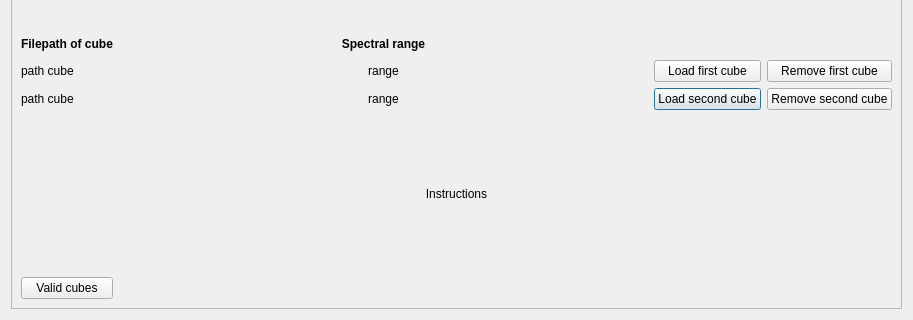
Above: identification/load_cube_dialog.ui from Llanik/Hypertool before the change; both pictures show x 0 to 913 and y 148 to 468 of the 913 by 468 pixel window. Below: the same form after it.
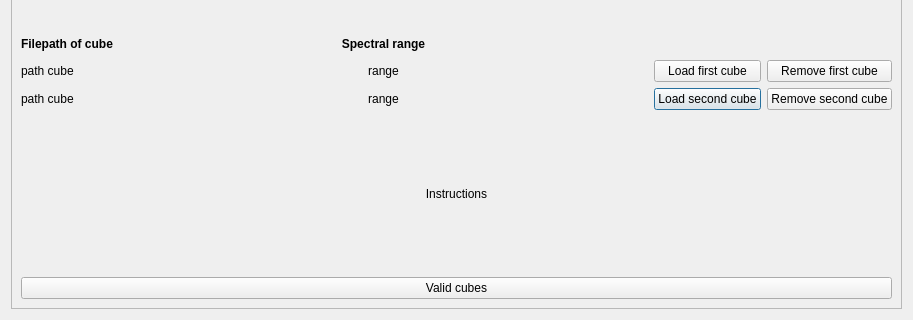
That is the form after the change.

Commit message: [UNMIXING] - Label problem on add manual fixed (it seems to) - added traceback sended to gui in job error

```diff
--- a/identification/load_cube_dialog.ui
+++ b/identification/load_cube_dialog.ui
@@ -164,7 +164,7 @@
         </property>
        </widget>
       </item>
-      <item row="6" column="0">
+      <item row="6" column="0" colspan="4">
        <widget class="QPushButton" name="pushButton_valid">
         <property name="text">
          <string>Valid cubes</string>
```
The commit also changes 4 other files.
